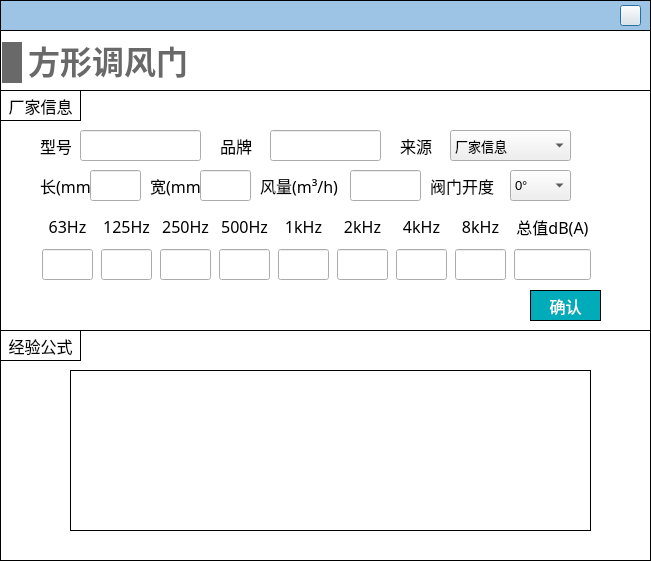
Qt form NoiseCalSoft/inputDialog/dialog_rect_damper.ui (SheepBowwow/NoiCal) before a commit.
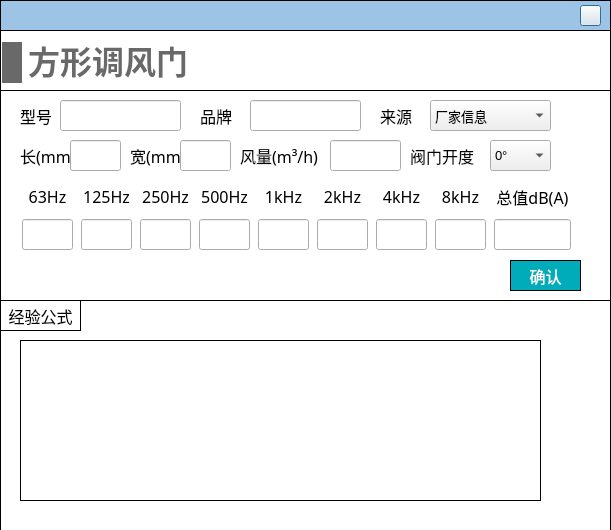
The same form after that commit. Icons and pictures are not drawn.

```diff
--- a/NoiseCalSoft/inputDialog/dialog_rect_damper.ui
+++ b/NoiseCalSoft/inputDialog/dialog_rect_damper.ui
@@ -6,8 +6,8 @@
    <rect>
     <x>0</x>
     <y>0</y>
-    <width>651</width>
-    <height>561</height>
+    <width>611</width>
+    <height>530</height>
    </rect>
   </property>
   <property name="font">
@@ -40,7 +40,7 @@
     <rect>
      <x>0</x>
      <y>0</y>
-     <width>651</width>
+     <width>611</width>
      <height>31</height>
     </rect>
    </property>
@@ -55,7 +55,7 @@
    <widget class="QPushButton" name="close">
     <property name="geometry">
      <rect>
-      <x>620</x>
+      <x>580</x>
       <y>5</y>
       <width>21</width>
       <height>21</height>
@@ -74,8 +74,8 @@
     <rect>
      <x>0</x>
      <y>30</y>
-     <width>651</width>
-     <height>301</height>
+     <width>611</width>
+     <height>271</height>
     </rect>
    </property>
    <property name="styleSheet">
@@ -89,8 +89,8 @@
      <rect>
       <x>0</x>
       <y>60</y>
-      <width>651</width>
-      <height>241</height>
+      <width>611</width>
+      <height>211</height>
      </rect>
     </property>
     <property name="styleSheet">
@@ -123,8 +123,8 @@
     <widget class="QLineEdit" name="lineEdit_brand">
      <property name="geometry">
       <rect>
-       <x>270</x>
-       <y>40</y>
+       <x>250</x>
+       <y>10</y>
        <width>111</width>
        <height>31</height>
       </rect>
@@ -133,8 +133,8 @@
     <widget class="QLabel" name="label_4">
      <property name="geometry">
       <rect>
-       <x>220</x>
-       <y>40</y>
+       <x>200</x>
+       <y>10</y>
        <width>41</width>
        <height>31</height>
       </rect>
@@ -152,8 +152,8 @@
     <widget class="QLabel" name="label_5">
      <property name="geometry">
       <rect>
-       <x>430</x>
-       <y>80</y>
+       <x>410</x>
+       <y>50</y>
        <width>71</width>
        <height>31</height>
       </rect>
@@ -171,8 +171,8 @@
     <widget class="QComboBox" name="comboBox_angle">
      <property name="geometry">
       <rect>
-       <x>510</x>
-       <y>80</y>
+       <x>490</x>
+       <y>50</y>
        <width>61</width>
        <height>31</height>
       </rect>
@@ -216,8 +216,8 @@
     <widget class="QLabel" name="label_16">
      <property name="geometry">
       <rect>
-       <x>260</x>
-       <y>80</y>
+       <x>240</x>
+       <y>50</y>
        <width>81</width>
        <height>31</height>
       </rect>
@@ -235,8 +235,8 @@
     <widget class="QLineEdit" name="lineEdit_air_volume">
      <property name="geometry">
       <rect>
-       <x>350</x>
-       <y>80</y>
+       <x>330</x>
+       <y>50</y>
        <width>71</width>
        <height>31</height>
       </rect>
@@ -245,8 +245,8 @@
     <widget class="QWidget" name="layoutWidget_3">
      <property name="geometry">
       <rect>
-       <x>40</x>
-       <y>120</y>
+       <x>20</x>
+       <y>90</y>
        <width>561</width>
        <height>72</height>
       </rect>
@@ -722,8 +722,8 @@
     <widget class="QLabel" name="label_17">
      <property name="geometry">
       <rect>
-       <x>40</x>
-       <y>40</y>
+       <x>20</x>
+       <y>10</y>
        <width>31</width>
        <height>31</height>
       </rect>
@@ -741,8 +741,8 @@
     <widget class="QLineEdit" name="lineEdit_model">
      <property name="geometry">
       <rect>
-       <x>80</x>
-       <y>40</y>
+       <x>60</x>
+       <y>10</y>
        <width>121</width>
        <height>31</height>
       </rect>
@@ -751,8 +751,8 @@
     <widget class="QPushButton" name="pushButton_confirm">
      <property name="geometry">
       <rect>
-       <x>530</x>
-       <y>200</y>
+       <x>510</x>
+       <y>170</y>
        <width>71</width>
        <height>31</height>
       </rect>
@@ -783,36 +783,11 @@
       <string>确认</string>
      </property>
     </widget>
-    <widget class="QLabel" name="label_7">
-     <property name="geometry">
-      <rect>
-       <x>0</x>
-       <y>0</y>
-       <width>81</width>
-       <height>31</height>
-      </rect>
-     </property>
-     <property name="font">
-      <font>
-       <family>黑体</family>
-       <pointsize>-1</pointsize>
-      </font>
-     </property>
-     <property name="styleSheet">
-      <string notr="true">border: 1px solid #000000;</string>
-     </property>
-     <property name="text">
-      <string>厂家信息</string>
-     </property>
-     <property name="alignment">
-      <set>Qt::AlignCenter</set>
-     </property>
-    </widget>
     <widget class="QComboBox" name="comboBox_data_source">
      <property name="geometry">
       <rect>
-       <x>450</x>
-       <y>40</y>
+       <x>430</x>
+       <y>10</y>
        <width>121</width>
        <height>31</height>
       </rect>
@@ -831,8 +806,8 @@
     <widget class="QLabel" name="label_8">
      <property name="geometry">
       <rect>
-       <x>400</x>
-       <y>40</y>
+       <x>380</x>
+       <y>10</y>
        <width>41</width>
        <height>31</height>
       </rect>
@@ -850,8 +825,8 @@
     <widget class="QLabel" name="label_18">
      <property name="geometry">
       <rect>
-       <x>40</x>
-       <y>80</y>
+       <x>20</x>
+       <y>50</y>
        <width>51</width>
        <height>31</height>
       </rect>
@@ -869,8 +844,8 @@
     <widget class="QLineEdit" name="lineEdit_length">
      <property name="geometry">
       <rect>
-       <x>90</x>
-       <y>80</y>
+       <x>70</x>
+       <y>50</y>
        <width>51</width>
        <height>31</height>
       </rect>
@@ -879,8 +854,8 @@
     <widget class="QLineEdit" name="lineEdit_width">
      <property name="geometry">
       <rect>
-       <x>200</x>
-       <y>80</y>
+       <x>180</x>
+       <y>50</y>
        <width>51</width>
        <height>31</height>
       </rect>
@@ -889,8 +864,8 @@
     <widget class="QLabel" name="label_19">
      <property name="geometry">
       <rect>
-       <x>150</x>
-       <y>80</y>
+       <x>130</x>
+       <y>50</y>
        <width>51</width>
        <height>31</height>
       </rect>
@@ -971,8 +946,8 @@
    <property name="geometry">
     <rect>
      <x>0</x>
-     <y>330</y>
-     <width>651</width>
+     <y>300</y>
+     <width>611</width>
      <height>231</height>
     </rect>
    </property>
@@ -982,7 +957,7 @@
    <widget class="QLabel" name="label">
     <property name="geometry">
      <rect>
-      <x>70</x>
+      <x>20</x>
       <y>40</y>
       <width>521</width>
       <height>161</height>
```
